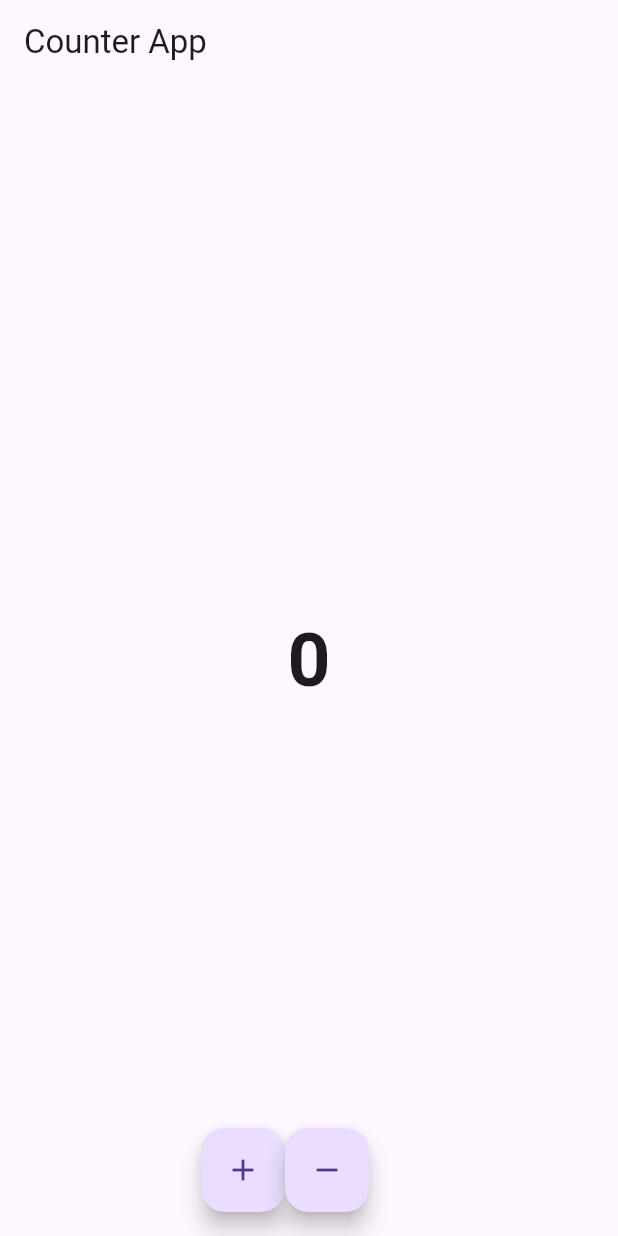
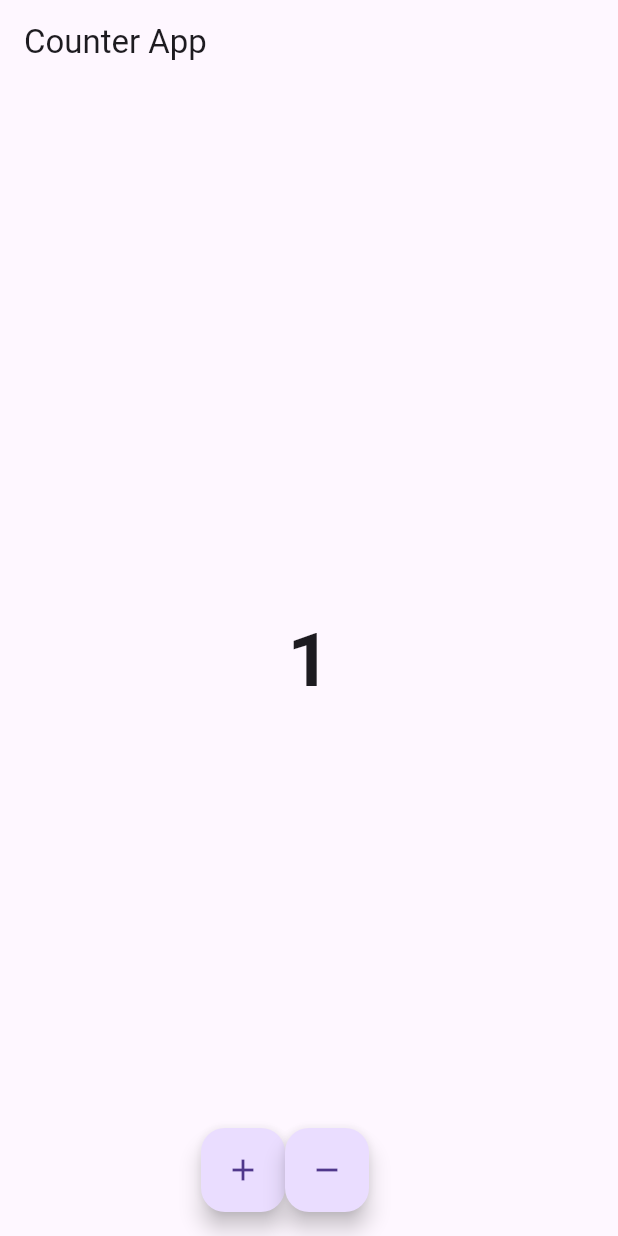
Before and after one commit to acan12/demo_flutter, a Flutter app: the screen it shows after launch, after a tap on the "add" icon, on a phone screen of 412 x 824 dp. Run offline on Flutter 3.47's test engine with Material 3 defaults, Android fonts, the phone set to English and light mode, and no system bars; our stand-ins replace bloc, equatable, flutter_bloc.

Commit message:
update counter cubit for increment and decrement value

```diff
--- a/lib/main.dart
+++ b/lib/main.dart
@@ -1,5 +1,7 @@
 import 'package:demo_flutter/v2/counter_screen.dart';
+import 'package:demo_flutter/v2/cubit/counter_cubit.dart';
 import 'package:flutter/material.dart';
+import 'package:flutter_bloc/flutter_bloc.dart';
 
 void main() {
   runApp(const MyApp());
@@ -11,10 +13,13 @@ class MyApp extends StatelessWidget {
   // This widget is the root of your application.
   @override
   Widget build(BuildContext context) {
-    return MaterialApp(
-      debugShowCheckedModeBanner: false,
-      title: 'Flutter Demo',
-      home: CounterView(),
+    return BlocProvider(
+        create: (context) => CounterCubit(),
+        child: const MaterialApp(
+          debugShowCheckedModeBanner: false,
+          title: 'Flutter Demo',
+          home: CounterScreen(),
+      ),
     );
   }
 }
--- a/lib/v2/counter_screen.dart
+++ b/lib/v2/counter_screen.dart
@@ -1,19 +1,32 @@
+import 'package:demo_flutter/v2/cubit/counter_cubit.dart';
 import 'package:flutter/material.dart';
+import 'package:flutter_bloc/flutter_bloc.dart';
 
-class CounterView extends StatelessWidget {
+class CounterScreen extends StatelessWidget {
+  const CounterScreen({super.key});
+
   @override
   Widget build(BuildContext context) {
     return Scaffold(
       appBar: AppBar(title: const Text("Counter App"),),
-      body: const Center(
-        child: Text('0', style: TextStyle(fontSize: 50, fontWeight: FontWeight.bold),),
+      body: Center(
+        child: BlocBuilder<CounterCubit, int>(
+          builder: (context, state) {
+            return Text(state.toString(),
+              style: const TextStyle(fontSize: 50, fontWeight: FontWeight.bold),);
+          },
+        ),
       ),
       floatingActionButton: Row(
         mainAxisAlignment: MainAxisAlignment.center,
         children: [
-          FloatingActionButton(onPressed: () {},
+          FloatingActionButton(onPressed: () {
+            context.read<CounterCubit>().increment();
+          },
             child: const Icon(Icons.add),),
-          FloatingActionButton(onPressed: () {},
+          FloatingActionButton(onPressed: () {
+            context.read<CounterCubit>().decrement();
+          },
             child: const Icon(Icons.remove),)
         ],
       ),
```
Also changed, not shown: pubspec.lock.
